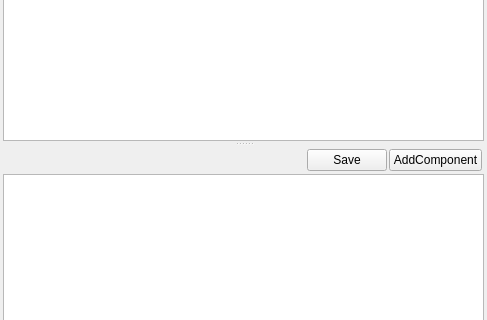
This is Source/Tools/MGEditor/EntityEditorDockWindow/EntityEditor.ui in cat-anna/MoonGlare as Qt 5 draws it before an edit; both pictures show x 0 to 487 and y 153 to 473 of the 487 by 610 pixel window. The edited form follows.
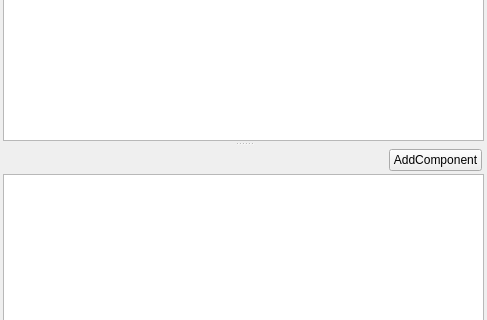
This is the edited form.

Diff of the .ui file:
```diff
--- a/Source/Tools/MGEditor/EntityEditorDockWindow/EntityEditor.ui
+++ b/Source/Tools/MGEditor/EntityEditorDockWindow/EntityEditor.ui
@@ -136,13 +136,6 @@
                 </property>
                </spacer>
               </item>
-              <item>
-               <widget class="QPushButton" name="pushButtonSave">
-                <property name="text">
-                 <string>Save</string>
-                </property>
-               </widget>
-              </item>
               <item>
                <widget class="QPushButton" name="pushButton">
                 <property name="text">
```
